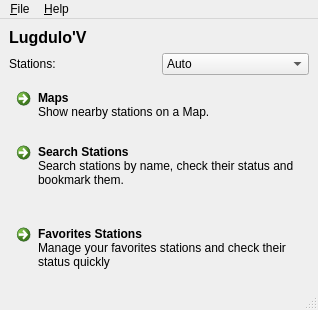
First picture: the form in lugdulov/mainwindow.ui, repository iksaif/lugdulov, before the edit.
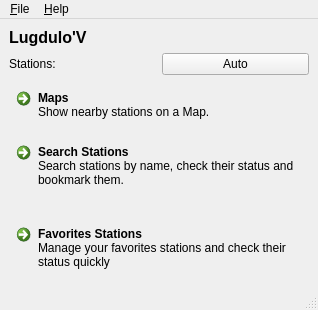
Second picture: the form after the edit. Icons and pictures are not drawn.

```diff
--- a/lugdulov/mainwindow.ui
+++ b/lugdulov/mainwindow.ui
@@ -26,15 +26,6 @@
       </property>
      </widget>
     </item>
-    <item row="2" column="1">
-     <widget class="QComboBox" name="stationsComboBox">
-      <item>
-       <property name="text">
-        <string>Auto</string>
-       </property>
-      </item>
-     </widget>
-    </item>
     <item row="4" column="0" rowspan="2" colspan="2">
      <widget class="QCommandLinkButton" name="searchLinkButton">
       <property name="text">
@@ -104,6 +95,13 @@
       </property>
      </widget>
     </item>
+    <item row="2" column="1">
+     <widget class="QPushButton" name="pushButton">
+      <property name="text">
+       <string>Auto</string>
+      </property>
+     </widget>
+    </item>
    </layout>
   </widget>
   <widget class="QStatusBar" name="statusbar"/>
```
Left out of the diff: 11 changed lines with no effect on the pictures.
